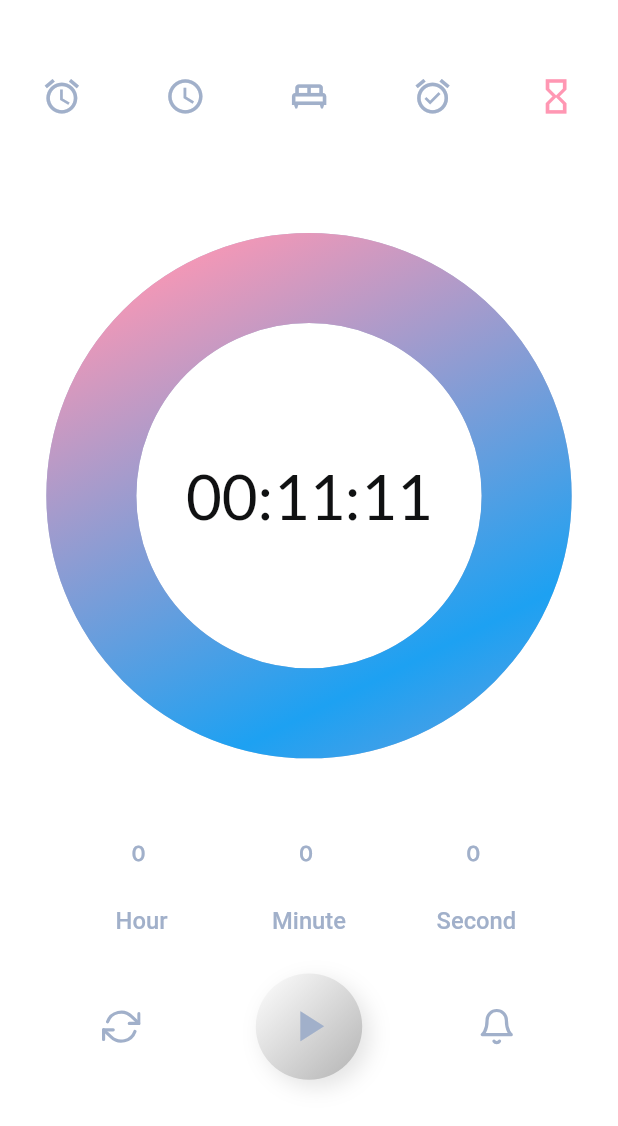
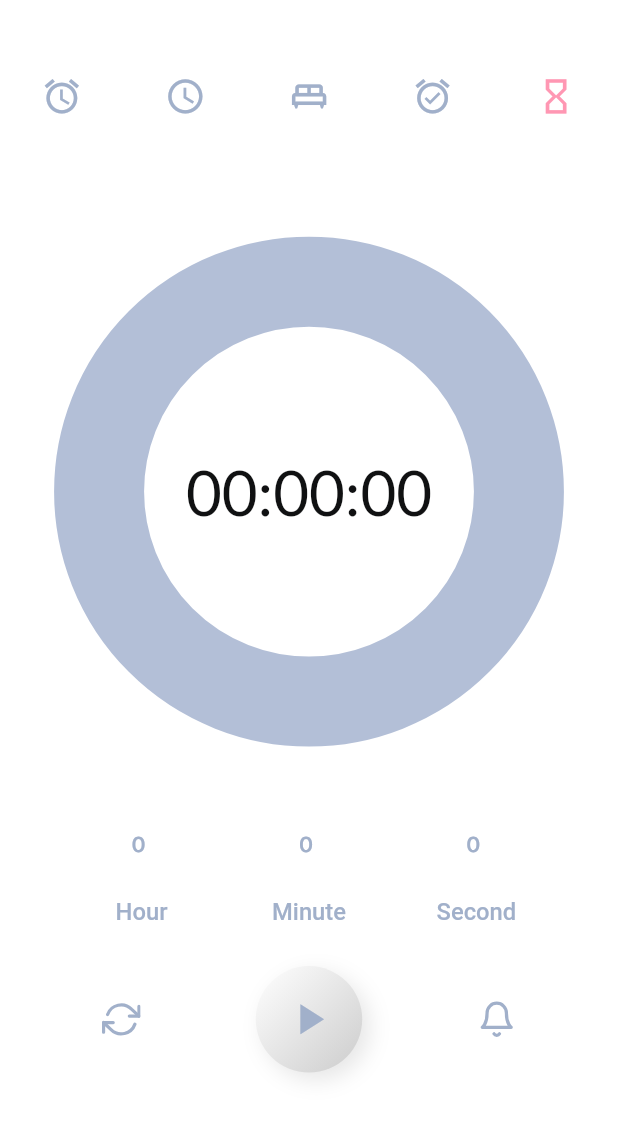
Before and after one commit to lambiengcode/analog-clock, a Flutter app: the screen it shows after launch, tab 5 chosen, on a phone screen of 412 x 824 dp. Shown: the top 1126 px of the screen. Run offline on Flutter 3.47's test engine with Material 2 defaults, Android fonts, the phone set to English and light mode, and no system bars; drawn by our look-alikes of flutter_neumorphic, percent_indicator; our stand-ins replace flutter_icons, flutter_svg, get, get_storage, google_fonts.

Commit message:
done count down controller

```diff
--- /dev/null
+++ b/lib/src/pages/count_down/controllers/count_down_controller.dart
@@ -0,0 +1,65 @@
+import 'dart:async';
+import 'package:get/get.dart';
+
+class CountDownController extends GetxController {
+  StreamController<DateTime> currentDay =
+      StreamController<DateTime>.broadcast();
+  int hour = 0, minute = 0, second = 0;
+  double percent = .0;
+  bool isRunning = false;
+  DateTime dateTime = DateTime(0, 0, 0, 0, 10, 0);
+  Timer timer;
+
+  formatTime(input) {
+    if (input < 10) {
+      return '0$input';
+    }
+    return input.toString();
+  }
+
+  play() {
+    if ([hour, minute, second].join('') != '000') {
+      isRunning ? stopTimer() : startTimer();
+    }
+  }
+
+  updateTime(h, m, s) {
+    hour = h;
+    minute = m;
+    second = s;
+    dateTime = DateTime(0, 0, 0, h, m, s);
+    currentDay.add(dateTime);
+    update();
+  }
+
+  startTimer() {
+    isRunning = true;
+    update();
+    timer = Timer.periodic(Duration(seconds: 1), (timer) {
+      if (dateTime.hour == 0 && dateTime.minute == 0 && dateTime.second == 0) {
+        stopTimer();
+      } else {
+        dateTime = dateTime.subtract(Duration(seconds: 1));
+        currentDay.add(dateTime);
+        percent = 1.0 -
+            ((dateTime.hour * 3600 + dateTime.minute * 60 + dateTime.second) /
+                (hour * 3600 + minute * 60 + second));
+        update();
+      }
+    });
+  }
+
+  stopTimer() {
+    timer.cancel();
+    isRunning = false;
+    update();
+  }
+
+  resetTime() {
+    dateTime = DateTime(0, 0, 0, hour, minute, second);
+    timer.cancel();
+    currentDay.add(dateTime);
+    isRunning = false;
+    update();
+  }
+}
--- a/lib/src/pages/count_down/count_down_page.dart
+++ b/lib/src/pages/count_down/count_down_page.dart
@@ -1,6 +1,8 @@
+import 'package:analog_clock/src/pages/count_down/controllers/count_down_controller.dart';
 import 'package:analog_clock/src/pages/count_down/widgets/count_controll.dart';
 import 'package:analog_clock/src/pages/count_down/widgets/pick_time.dart';
 import 'package:flutter/material.dart';
+import 'package:get/get.dart';
 import 'package:percent_indicator/circular_percent_indicator.dart';
 import 'package:analog_clock/src/public/constants.dart';
 
@@ -10,6 +12,20 @@ class CountDownPage extends StatefulWidget {
 }
 
 class _CountDownPageState extends State<CountDownPage> {
+  final countDownController = Get.put(CountDownController());
+
+  @override
+  void initState() {
+    super.initState();
+    countDownController.updateTime(0, 0, 0);
+  }
+
+  @override
+  void dispose() {
+    countDownController.timer.cancel();
+    super.dispose();
+  }
+
   @override
   Widget build(BuildContext context) {
     return Scaffold(
@@ -20,37 +36,15 @@ class _CountDownPageState extends State<CountDownPage> {
           child: Column(
             children: [
               Spacer(flex: 4),
-              CircularPercentIndicator(
-                radius: width * .85,
-                lineWidth: 60.0,
-                percent: 1,
-                circularStrokeCap: CircularStrokeCap.round,
-                backgroundColor: Theme.of(context).accentColor,
-                linearGradient: LinearGradient(
-                  begin: Alignment.topLeft,
-                  end: Alignment.bottomCenter,
-                  colors: [
-                    Theme.of(context).primaryColor,
-                    Theme.of(context).secondaryHeaderColor,
-                  ],
-                  tileMode: TileMode.mirror,
-                ),
-                animationDuration: 2000,
-                addAutomaticKeepAlive: true,
-                animateFromLastPercent: true,
-                rotateLinearGradient: true,
-                center: Container(
-                  child: Center(
-                    child: Text(
-                      '00:11:11',
-                      style: Theme.of(context).textTheme.headline1.copyWith(
-                            fontSize: width / 10.0,
-                            fontFamily: 'Lato',
-                            fontWeight: FontWeight.w400,
-                          ),
-                    ),
-                  ),
-                ),
+              StreamBuilder(
+                stream: countDownController.currentDay.stream,
+                builder: (context, AsyncSnapshot snapshot) {
+                  if (!snapshot.hasData) {
+                    return _buildClock(DateTime(0, 0, 0, 0, 0, 0));
+                  }
+
+                  return _buildClock(snapshot.data);
+                },
               ),
               Spacer(flex: 3),
               PickTime(),
@@ -63,4 +57,39 @@ class _CountDownPageState extends State<CountDownPage> {
       ),
     );
   }
+
+  Widget _buildClock(dateTime) {
+    return CircularPercentIndicator(
+      radius: width * .825,
+      lineWidth: 60.0,
+      percent: countDownController.percent,
+      circularStrokeCap: CircularStrokeCap.round,
+      backgroundColor: Theme.of(context).accentColor,
+      linearGradient: LinearGradient(
+        begin: Alignment.topLeft,
+        end: Alignment.bottomCenter,
+        colors: [
+          Theme.of(context).primaryColor,
+          Theme.of(context).secondaryHeaderColor,
+        ],
+        tileMode: TileMode.mirror,
+      ),
+      animationDuration: 1000,
+      addAutomaticKeepAlive: true,
+      animateFromLastPercent: true,
+      rotateLinearGradient: true,
+      center: Container(
+        child: Center(
+          child: Text(
+            '${countDownController.formatTime(dateTime.hour)}:${countDownController.formatTime(dateTime.minute)}:${countDownController.formatTime(dateTime.second)}',
+            style: Theme.of(context).textTheme.headline1.copyWith(
+                  fontSize: width / 10.0,
+                  fontFamily: 'Lato',
+                  fontWeight: FontWeight.w400,
+                ),
+          ),
+        ),
+      ),
+    );
+  }
 }
--- a/lib/src/pages/count_down/widgets/count_controll.dart
+++ b/lib/src/pages/count_down/widgets/count_controll.dart
@@ -1,8 +1,10 @@
+import 'package:analog_clock/src/pages/count_down/controllers/count_down_controller.dart';
 import 'package:flutter/material.dart';
 import 'package:flutter_icons/flutter_icons.dart';
 
 import 'package:analog_clock/src/public/constants.dart';
 import 'package:flutter_neumorphic/flutter_neumorphic.dart';
+import 'package:get/get.dart';
 
 class CountControll extends StatefulWidget {
   @override
@@ -10,25 +12,27 @@ class CountControll extends StatefulWidget {
 }
 
 class _CountControllState extends State<CountControll> {
+  final countDownController = Get.put(CountDownController());
   @override
   Widget build(BuildContext context) {
-    return Container(
+    return GetBuilder<CountDownController>(
+      builder: (_) => Container(
         padding: EdgeInsets.symmetric(horizontal: 24.0),
         child: Row(
           mainAxisAlignment: MainAxisAlignment.spaceAround,
           children: [
             IconButton(
-            onPressed: () => null,
+              onPressed: () => _.resetTime(),
               icon: Icon(
                 Feather.refresh_cw,
                 size: width / 16.0,
               ),
             ),
             NeumorphicButton(
-            onPressed: () => null,
+              onPressed: () => _.play(),
               duration: Duration(milliseconds: 200),
               child: Icon(
-              Icons.play_arrow,
+                _.isRunning ? Icons.pause : Icons.play_arrow,
                 size: width / 12.0,
               ),
               padding: EdgeInsets.all(width / 22.5),
@@ -36,8 +40,8 @@ class _CountControllState extends State<CountControll> {
                 shape: NeumorphicShape.convex,
                 boxShape: NeumorphicBoxShape.circle(),
                 depth: 10.0,
-              intensity: .2,
-              surfaceIntensity: .75,
+                intensity: .18,
+                surfaceIntensity: .5,
                 color: Theme.of(context).scaffoldBackgroundColor,
               ),
             ),
@@ -50,6 +54,7 @@ class _CountControllState extends State<CountControll> {
             ),
           ],
         ),
+      ),
     );
   }
 }
--- a/lib/src/pages/count_down/widgets/pick_time.dart
+++ b/lib/src/pages/count_down/widgets/pick_time.dart
@@ -1,6 +1,8 @@
+import 'package:analog_clock/src/pages/count_down/controllers/count_down_controller.dart';
 import 'package:flutter/material.dart';
 import 'package:analog_clock/src/public/constants.dart';
 import 'package:flutter/rendering.dart';
+import 'package:get/get.dart';
 
 class PickTime extends StatefulWidget {
   @override
@@ -10,6 +12,7 @@ class PickTime extends StatefulWidget {
 class _PickTimeState extends State<PickTime> {
   List hours = List.generate(99, (index) => index);
   List minutes = List.generate(60, (index) => index);
+  int hour = 0, minute = 0, second = 0;
 
   @override
   Widget build(BuildContext context) {
@@ -20,15 +23,15 @@ class _PickTimeState extends State<PickTime> {
       child: Row(
         mainAxisAlignment: MainAxisAlignment.spaceEvenly,
         children: [
-          _buildColumnTime('Hour', hours),
-          _buildColumnTime('Minute', hours),
-          _buildColumnTime('Second', hours),
+          _buildColumnTime('Hour', hours, hour),
+          _buildColumnTime('Minute', hours, minute),
+          _buildColumnTime('Second', hours, second),
         ],
       ),
     );
   }
 
-  Widget _buildColumnTime(title, List datas) {
+  Widget _buildColumnTime(title, List datas, value) {
     return Container(
       width: width * .2,
       child: Column(
@@ -36,7 +39,8 @@ class _PickTimeState extends State<PickTime> {
         children: [
           Padding(
             padding: EdgeInsets.only(left: 35.0),
-            child: DropdownButtonHideUnderline(
+            child: GetBuilder<CountDownController>(
+              builder: (_) => DropdownButtonHideUnderline(
                 child: DropdownButtonFormField(
                   icon: Icon(null),
                   iconEnabledColor: Colors.grey.shade800,
@@ -64,7 +68,23 @@ class _PickTimeState extends State<PickTime> {
                           textAlign: TextAlign.end,
                         ));
                   }).toList(),
-                onChanged: (val) {},
+                  onChanged: (val) {
+                    setState(() {
+                      switch (title) {
+                        case "Hour":
+                          hour = val;
+                          break;
+                        case "Minute":
+                          minute = val;
+                          break;
+                        case "Second":
+                          second = val;
+                          break;
+                      }
+                      _.updateTime(hour, minute, second);
+                    });
+                  },
+                ),
               ),
             ),
           ),
```
Lines whose indentation alone changed are shown as unchanged.
